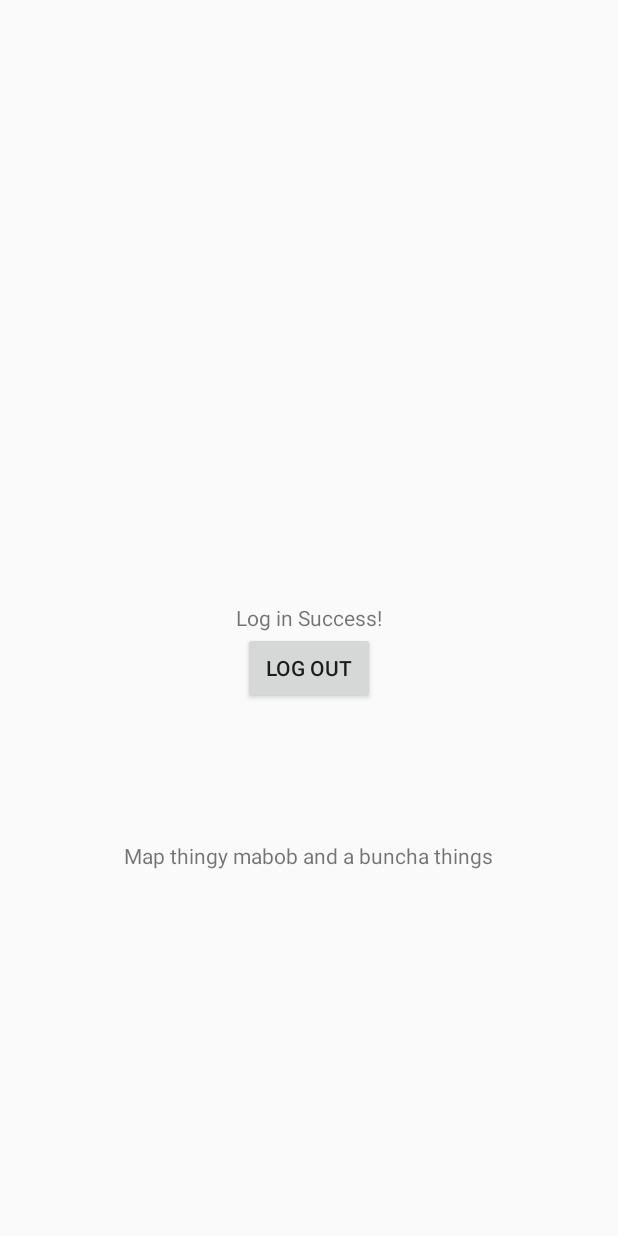
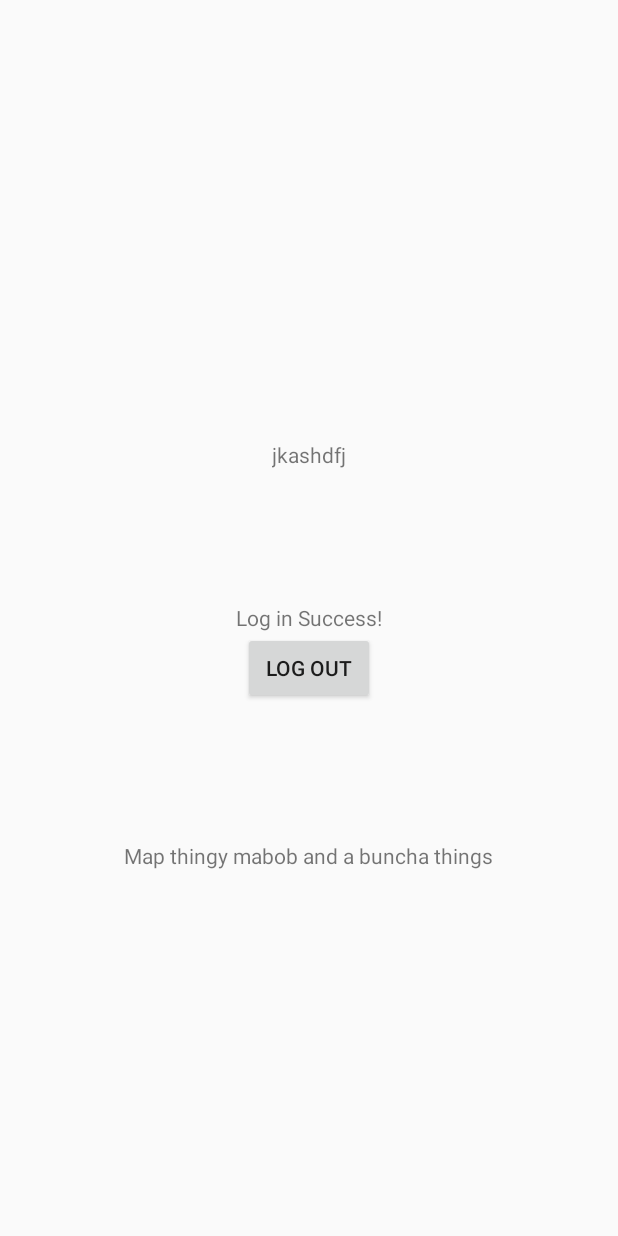
Before and after one commit to collinspeight/BusTracker, an Android app: the screen it shows after launch once a user with an empty profile is signed in (MainActivity), on a phone screen of 412 x 824 dp. Run offline under Robolectric (Android 15) with nearby library versions, the phone set to English and light mode, and no system bars; our stand-ins replace Firebase (no records; nobody signed in at launch, a user with empty details on screens opened directly).

Commit message:
Merge branch 'master' of /Users/haroldmarcial/AndroidStudioProjects/POOP_PROJECT with conflicts.

```diff
--- a/app/src/main/res/layout/activity_main.xml
+++ b/app/src/main/res/layout/activity_main.xml
@@ -28,4 +28,13 @@
         android:layout_marginTop="91dp"
         android:text="Map thingy mabob and a buncha things" />
 
+    <TextView
+        android:id="@+id/textView9"
+        android:layout_width="wrap_content"
+        android:layout_height="wrap_content"
+        android:layout_above="@+id/textView"
+        android:layout_centerHorizontal="true"
+        android:layout_marginBottom="89dp"
+        android:text="jkashdfj" />
+
 </RelativeLayout>
```
